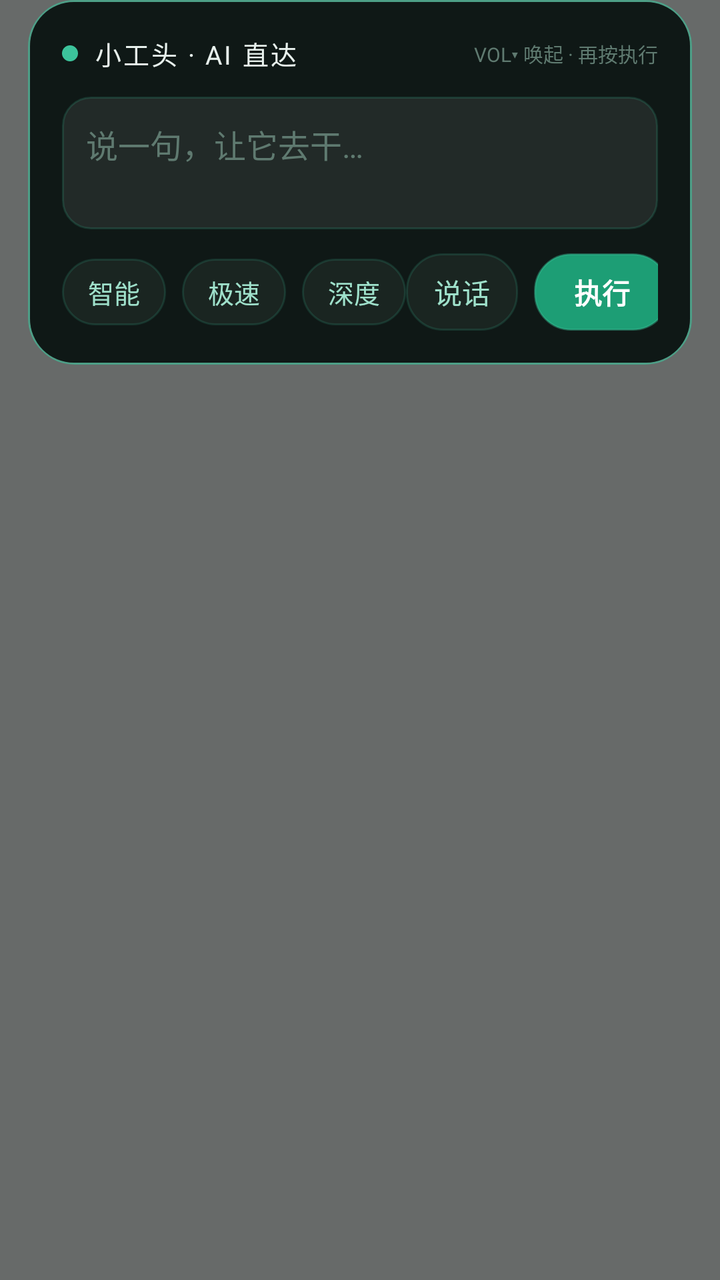
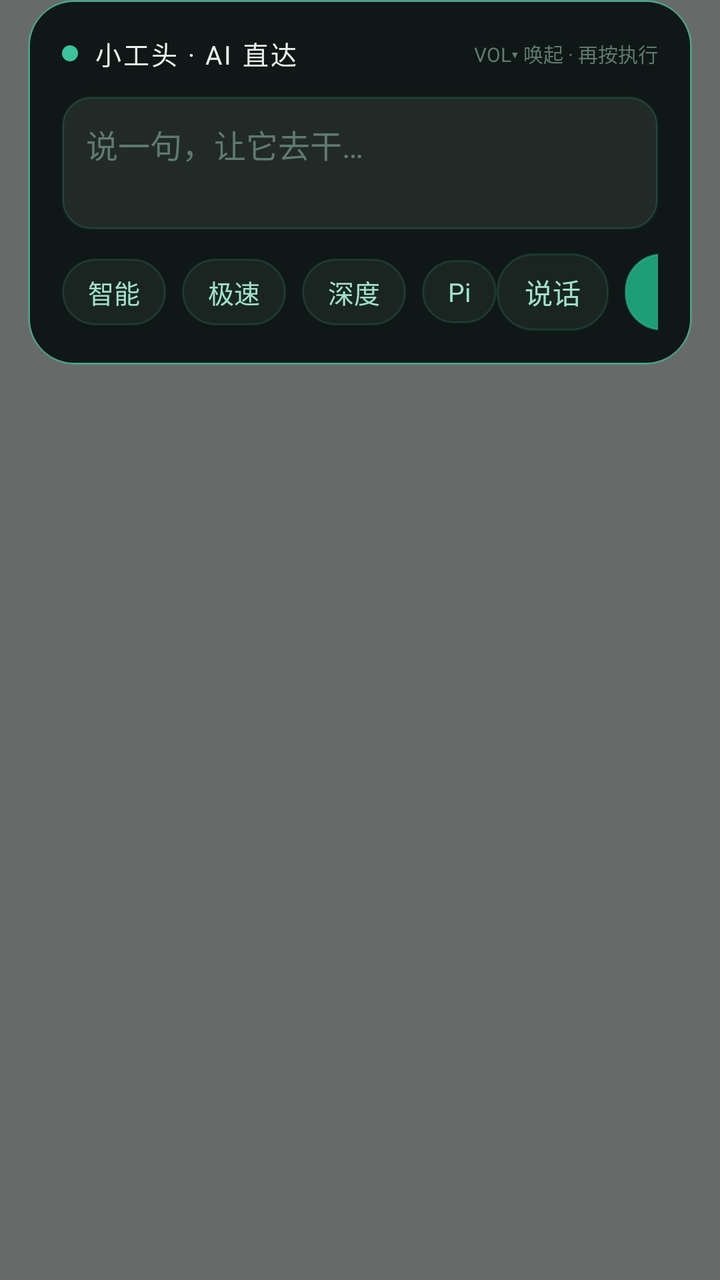

An Android layout rendered at two revisions. The XML below is the earlier revision; the diff shows what the commit changed to produce the second picture.
<!-- AndroidManifest.xml: application theme AppTheme -->
<!-- res/layout/activity_panel.xml -->
<?xml version="1.0" encoding="utf-8"?>
<FrameLayout xmlns:android="http://schemas.android.com/apk/res/android"
    android:id="@+id/root"
    android:layout_width="match_parent"
    android:layout_height="match_parent"
    android:background="#99020805">

    <FrameLayout
        android:id="@+id/glowWrap"
        android:layout_width="match_parent"
        android:layout_height="wrap_content"
        android:layout_gravity="top"
        android:layout_marginStart="14dp"
        android:layout_marginEnd="14dp"
        android:background="@drawable/glow_ring"
        android:padding="1dp">

        <LinearLayout
            android:id="@+id/card"
            android:layout_width="match_parent"
            android:layout_height="wrap_content"
            android:background="@drawable/panel_card_bg"
            android:orientation="vertical"
            android:padding="16dp">

            <LinearLayout
                android:layout_width="match_parent"
                android:layout_height="wrap_content"
                android:gravity="center_vertical"
                android:orientation="horizontal">

                <View
                    android:id="@+id/pulseDot"
                    android:layout_width="8dp"
                    android:layout_height="8dp"
                    android:background="@drawable/dot_glow" />

                <TextView
                    android:layout_width="wrap_content"
                    android:layout_height="wrap_content"
                    android:layout_marginStart="8dp"
                    android:letterSpacing="0.08"
                    android:text="小工头 · AI 直达"
                    android:textColor="#E8F1ED"
                    android:textSize="13sp" />

                <View
                    android:layout_width="0dp"
                    android:layout_height="1dp"
                    android:layout_weight="1" />

                <TextView
                    android:id="@+id/hotkeyHint"
                    android:layout_width="wrap_content"
                    android:layout_height="wrap_content"
                    android:text="VOL▾ 唤起 · 再按执行"
                    android:textColor="#5F7A70"
                    android:textSize="10sp" />
            </LinearLayout>

            <EditText
                android:id="@+id/taskInput"
                android:layout_width="match_parent"
                android:layout_height="wrap_content"
                android:layout_marginTop="12dp"
                android:background="@drawable/input_bg"
                android:gravity="top"
                android:hint="说一句，让它去干…"
                android:imeOptions="actionSend"
                android:inputType="textMultiLine|textCapSentences"
                android:maxLines="5"
                android:minLines="2"
                android:padding="12dp"
                android:textColor="#EAF5F0"
                android:textColorHint="#5F7A70"
                android:textSize="16sp" />

            <LinearLayout
                android:layout_width="match_parent"
                android:layout_height="wrap_content"
                android:layout_marginTop="12dp"
                android:gravity="center_vertical"
                android:orientation="horizontal">

                <TextView
                    android:id="@+id/modeAuto"
                    android:layout_width="wrap_content"
                    android:layout_height="wrap_content"
                    android:background="@drawable/chip_bg"
                    android:paddingStart="13dp"
                    android:paddingTop="7dp"
                    android:paddingEnd="13dp"
                    android:paddingBottom="7dp"
                    android:text="智能"
                    android:textColor="#9FE1CB"
                    android:textSize="13sp" />

                <TextView
                    android:id="@+id/modeJev"
                    android:layout_width="wrap_content"
                    android:layout_height="wrap_content"
                    android:layout_marginStart="8dp"
                    android:background="@drawable/chip_bg"
                    android:paddingStart="13dp"
                    android:paddingTop="7dp"
                    android:paddingEnd="13dp"
                    android:paddingBottom="7dp"
                    android:text="极速"
                    android:textColor="#9FE1CB"
                    android:textSize="13sp" />

                <TextView
                    android:id="@+id/modeQwen"
                    android:layout_width="wrap_content"
                    android:layout_height="wrap_content"
                    android:layout_marginStart="8dp"
                    android:background="@drawable/chip_bg"
                    android:paddingStart="13dp"
                    android:paddingTop="7dp"
                    android:paddingEnd="13dp"
                    android:paddingBottom="7dp"
                    android:text="深度"
                    android:textColor="#9FE1CB"
                    android:textSize="13sp" />

                <View
                    android:layout_width="0dp"
                    android:layout_height="1dp"
                    android:layout_weight="1" />

                <TextView
                    android:id="@+id/btnMic"
                    android:layout_width="wrap_content"
                    android:layout_height="wrap_content"
                    android:background="@drawable/chip_bg"
                    android:paddingStart="14dp"
                    android:paddingTop="9dp"
                    android:paddingEnd="14dp"
                    android:paddingBottom="9dp"
                    android:text="说话"
                    android:textColor="#9FE1CB"
                    android:textSize="14sp" />

                <TextView
                    android:id="@+id/btnSend"
                    android:layout_width="wrap_content"
                    android:layout_height="wrap_content"
                    android:layout_marginStart="8dp"
                    android:background="@drawable/send_bg"
                    android:elevation="4dp"
                    android:paddingStart="20dp"
                    android:paddingTop="9dp"
                    android:paddingEnd="20dp"
                    android:paddingBottom="9dp"
                    android:text="执行"
                    android:textColor="#FFFFFF"
                    android:textSize="14sp"
                    android:textStyle="bold" />
            </LinearLayout>

            <TextView
                android:id="@+id/hintLine"
                android:layout_width="match_parent"
                android:layout_height="wrap_content"
                android:layout_marginTop="8dp"
                android:textColor="#6E8F84"
                android:textSize="11sp"
                android:visibility="gone" />
        </LinearLayout>
    </FrameLayout>
</FrameLayout>
<!-- resources referenced by this layout -->
<resources>
  <!-- drawable chip_bg (drawable) -->
  <?xml version="1.0" encoding="utf-8"?>
  <shape xmlns:android="http://schemas.android.com/apk/res/android"
      android:shape="rectangle">
      <solid android:color="#1A2521" />
      <stroke android:width="1dp" android:color="#2A3CC39B" />
      <corners android:radius="18dp" />
  </shape>
  <!-- drawable dot_glow (drawable) -->
  <?xml version="1.0" encoding="utf-8"?>
  <shape xmlns:android="http://schemas.android.com/apk/res/android"
      android:shape="oval">
      <solid android:color="#3CC39B" />
  </shape>
  <!-- drawable glow_ring (drawable) -->
  <?xml version="1.0" encoding="utf-8"?>
  <shape xmlns:android="http://schemas.android.com/apk/res/android"
      android:shape="rectangle">
      <solid android:color="#00000000" />
      <stroke android:width="1dp" android:color="#993CC39B" />
      <corners android:radius="23dp" />
  </shape>
  <!-- drawable input_bg (drawable) -->
  <?xml version="1.0" encoding="utf-8"?>
  <shape xmlns:android="http://schemas.android.com/apk/res/android"
      android:shape="rectangle">
      <solid android:color="#14FFFFFF" />
      <stroke android:width="1dp" android:color="#2E3CC39B" />
      <corners android:radius="14dp" />
  </shape>
  <!-- drawable panel_card_bg (drawable) -->
  <?xml version="1.0" encoding="utf-8"?>
  <shape xmlns:android="http://schemas.android.com/apk/res/android"
      android:shape="rectangle">
      <solid android:color="#F20B1512" />
      <corners android:radius="22dp" />
  </shape>
  <!-- drawable send_bg (drawable) -->
  <?xml version="1.0" encoding="utf-8"?>
  <shape xmlns:android="http://schemas.android.com/apk/res/android"
      android:shape="rectangle">
      <solid android:color="#1D9E75" />
      <stroke android:width="1dp" android:color="#663CC39B" />
      <corners android:radius="18dp" />
  </shape>
  <style name="AppTheme" parent="android:Theme.Material.Light.NoActionBar">
          <item name="android:statusBarColor">#FFFFFF</item>
          <item name="android:windowLightStatusBar">true</item>
          <item name="android:navigationBarColor">#FFFFFF</item>
          <item name="android:windowBackground">#FFFFFF</item>
      </style>
</resources>

<!-- the commit's change to res/layout/activity_panel.xml (unified diff, before → after) -->
@@ -123,6 +123,20 @@
                     android:textColor="#9FE1CB"
                     android:textSize="13sp" />
 
+                <TextView
+                    android:id="@+id/modePi"
+                    android:layout_width="wrap_content"
+                    android:layout_height="wrap_content"
+                    android:layout_marginStart="8dp"
+                    android:background="@drawable/chip_bg"
+                    android:paddingStart="13dp"
+                    android:paddingTop="7dp"
+                    android:paddingEnd="13dp"
+                    android:paddingBottom="7dp"
+                    android:text="Pi"
+                    android:textColor="#9FE1CB"
+                    android:textSize="13sp" />
+
                 <View
                     android:layout_width="0dp"
                     android:layout_height="1dp"
